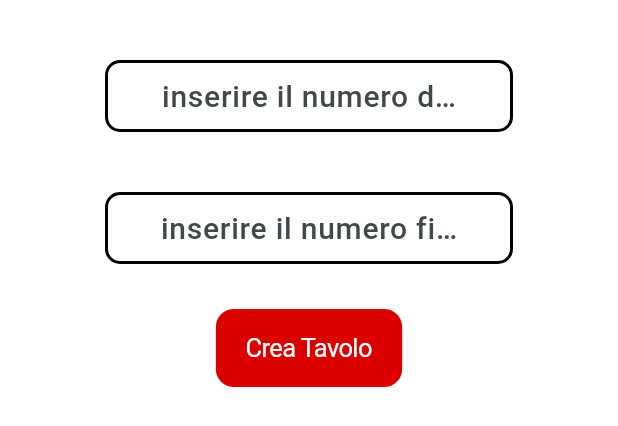
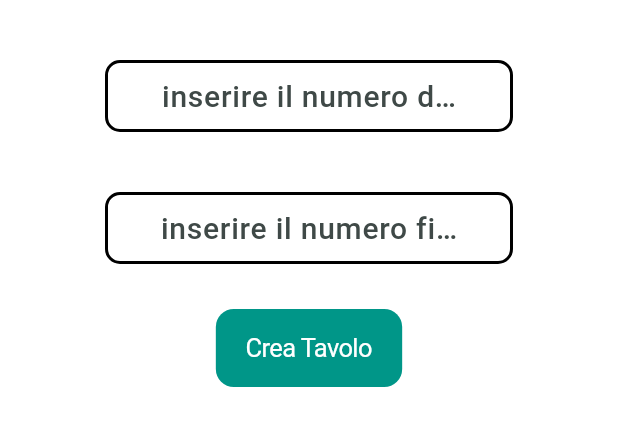
Before and after one commit to viler01/example_menu, a Flutter app: the AddTableScreen widget shown alone on an empty page, opened directly, on a phone screen of 412 x 824 dp. Shown: the top 426 px of the screen. Run offline on Flutter 3.47's test engine with Material 3 defaults, Android fonts, the phone set to English and light mode, and no system bars; our stand-ins replace cloud_firestore, file_picker, firebase_auth, firebase_core, firebase_storage, flutter_easyloading and 2 more; accounts and stored records are empty.

Commit message:
a lei la palla

```diff
--- a/lib/GlobalVariable.dart
+++ b/lib/GlobalVariable.dart
@@ -38,7 +38,7 @@ Future<void> deleteCollection(String collectionPath) async {
 
 //TextStyles
 TextStyle kAccountTextStyle =
-TextStyle(fontSize: 20, fontWeight: FontWeight.w500, color: kPrimaryColor);
+TextStyle(fontSize: 20, fontWeight: FontWeight.w500, color: mainColor);
 TextStyle kNiceTextStyle =
 TextStyle(fontSize: 18, color: kHighlightedTextColor);
 TextStyle kFoodTitleTextStyle = TextStyle(
--- a/lib/screens/staffScreen/StaffAddScreen.dart
+++ b/lib/screens/staffScreen/StaffAddScreen.dart
@@ -87,7 +87,7 @@ class _StaffAddScreenState extends State<StaffAddScreen> {
                       return  CustomScrollView(
                         slivers: [
                           SliverToBoxAdapter(
-                            child: StaffTitle(title: 'Add Dish',),
+                            child: StaffTitle(title: 'Aggiungi piatto',),
                           ),
                           SliverCrossAxisGroup(
                               slivers: [
--- a/lib/screens/staffScreen/add_table_screen.dart
+++ b/lib/screens/staffScreen/add_table_screen.dart
@@ -86,7 +86,7 @@ class _AddTableScreenState extends State<AddTableScreen> {
                             ),
                           ),
                           CupertinoButton(
-                            color: kPrimaryColor,
+                            color: mainColor,
                             onPressed: () async {
                               try {
                                 EasyLoading.show();
@@ -176,7 +176,7 @@ class _AddTableScreenState extends State<AddTableScreen> {
                             ),
                           ),
                           CupertinoButton(
-                            color: kPrimaryColor,
+                            color: mainColor,
                             onPressed: () async {
                               try {
                                 EasyLoading.show();
--- a/lib/screens/staffScreen/orders_screen.dart
+++ b/lib/screens/staffScreen/orders_screen.dart
@@ -376,7 +376,6 @@ class BigComanda extends StatelessWidget {
                       child: Center(
                         child: Text(
                           'Nessuna comanda ricevuta ',
-                          style: TextStyle(color: kPrimaryColor),
                         ),
                       ))
                       : Container(
```
Also changed, not shown: lib/screens/client_popup_screen.dart (+13 -7 lines), lib/widgets/staffWidgets/comanda_item_user.dart (+3 -7 lines), lib/widgets/staffWidgets/super_comanda_item_user.dart (+3 -7 lines).
